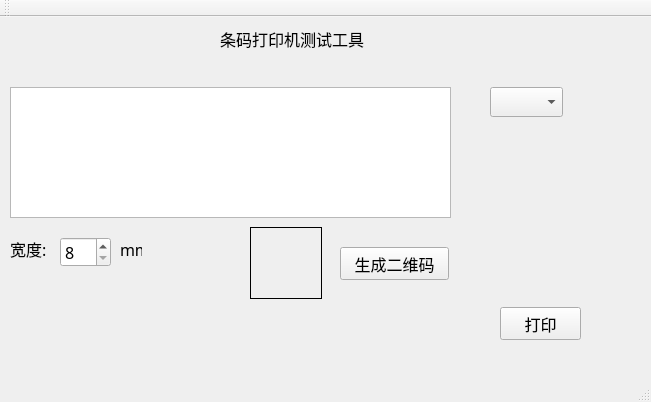
This is netserver/mainwindow.ui in isliulin/QT43 as Qt 5 draws it before an edit. The edited form follows.
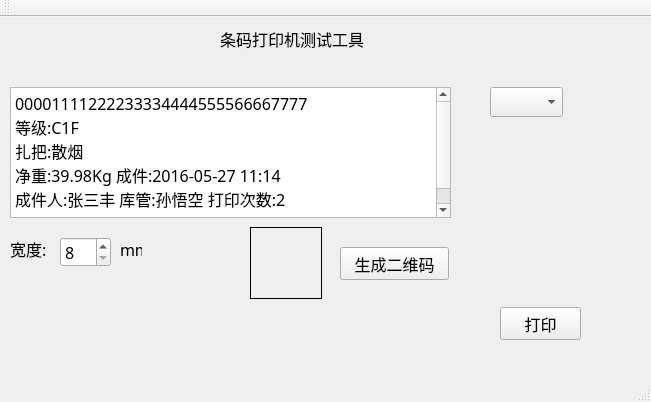
This is the edited form.

What changed in the file:
```diff
--- a/netserver/mainwindow.ui
+++ b/netserver/mainwindow.ui
@@ -34,6 +34,11 @@
 &lt;html&gt;&lt;head&gt;&lt;meta name=&quot;qrichtext&quot; content=&quot;1&quot; /&gt;&lt;style type=&quot;text/css&quot;&gt;
 p, li { white-space: pre-wrap; }
 &lt;/style&gt;&lt;/head&gt;&lt;body style=&quot; font-family:'Agency FB'; font-size:12pt; font-weight:400; font-style:normal;&quot;&gt;
+&lt;p style=&quot; margin-top:0px; margin-bottom:0px; margin-left:0px; margin-right:0px; -qt-block-indent:0; text-indent:0px;&quot;&gt;00001111222233334444555566667777&lt;/p&gt;
+&lt;p style=&quot; margin-top:0px; margin-bottom:0px; margin-left:0px; margin-right:0px; -qt-block-indent:0; text-indent:0px;&quot;&gt;等级:C1F&lt;/p&gt;
+&lt;p style=&quot; margin-top:0px; margin-bottom:0px; margin-left:0px; margin-right:0px; -qt-block-indent:0; text-indent:0px;&quot;&gt;扎把:散烟&lt;/p&gt;
+&lt;p style=&quot; margin-top:0px; margin-bottom:0px; margin-left:0px; margin-right:0px; -qt-block-indent:0; text-indent:0px;&quot;&gt;净重:39.98Kg 成件:2016-05-27 11:14&lt;/p&gt;
+&lt;p style=&quot; margin-top:0px; margin-bottom:0px; margin-left:0px; margin-right:0px; -qt-block-indent:0; text-indent:0px;&quot;&gt;成件人:张三丰 库管:孙悟空 打印次数:2&lt;/p&gt;
 &lt;p style=&quot;-qt-paragraph-type:empty; margin-top:0px; margin-bottom:0px; margin-left:0px; margin-right:0px; -qt-block-indent:0; text-indent:0px;&quot;&gt;&lt;br /&gt;&lt;/p&gt;&lt;/body&gt;&lt;/html&gt;</string>
     </property>
    </widget>
```
